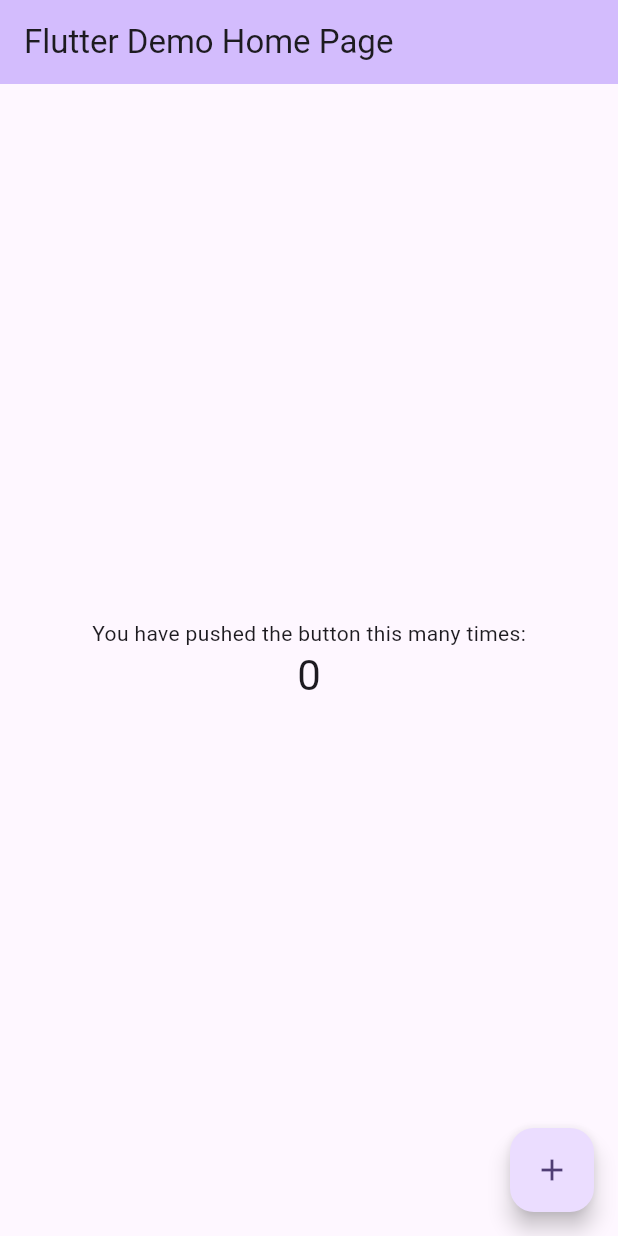
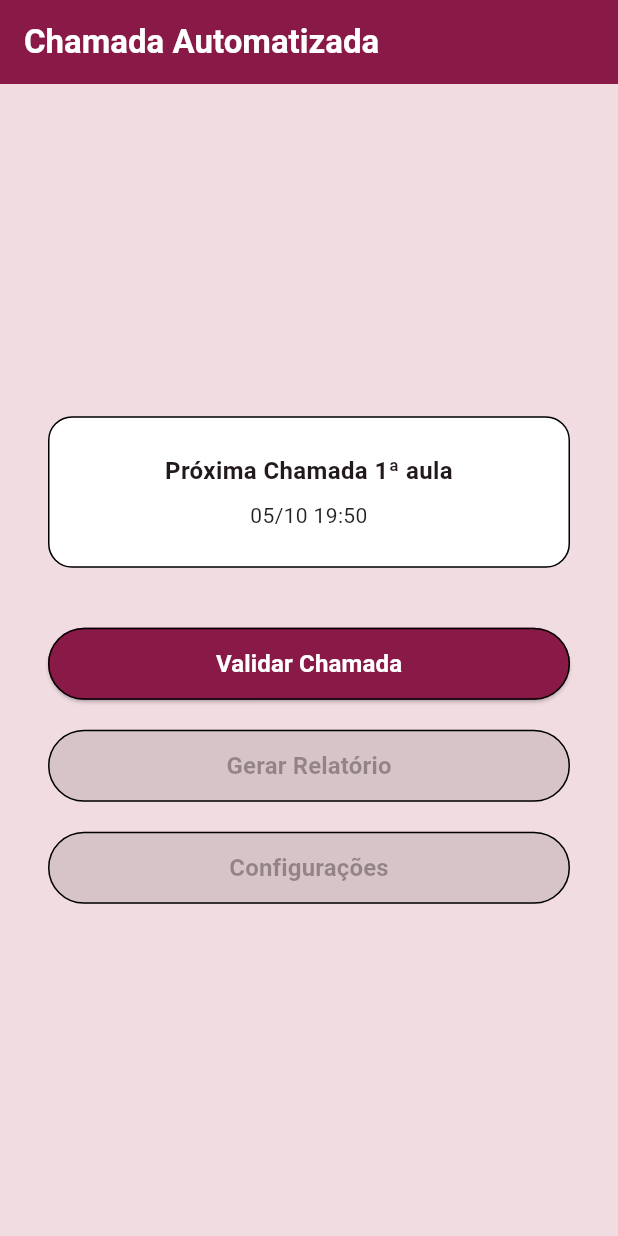
Before and after one commit to gabilbck/chamadaAutomatica, a Flutter app: the screen it shows after launch, on a phone screen of 412 x 824 dp. Run offline on Flutter 3.47's test engine with Material 3 defaults, Android fonts, the phone set to English and light mode, and no system bars.

Commit message:
funcionaldiades iniciais

```diff
--- a/chamada/lib/main.dart
+++ b/chamada/lib/main.dart
@@ -1,4 +1,5 @@
 import 'package:flutter/material.dart';
+import 'dart:async';
 
 void main() {
   runApp(const MyApp());
@@ -7,116 +8,319 @@ void main() {
 class MyApp extends StatelessWidget {
   const MyApp({super.key});
 
-  // This widget is the root of your application.
   @override
   Widget build(BuildContext context) {
     return MaterialApp(
-      title: 'Flutter Demo',
+      debugShowCheckedModeBanner: false,
+      title: 'Chamada Automatizada',
       theme: ThemeData(
-        // This is the theme of your application.
-        //
-        // TRY THIS: Try running your application with "flutter run". You'll see
-        // the application has a purple toolbar. Then, without quitting the app,
-        // try changing the seedColor in the colorScheme below to Colors.green
-        // and then invoke "hot reload" (save your changes or press the "hot
-        // reload" button in a Flutter-supported IDE, or press "r" if you used
-        // the command line to start the app).
-        //
-        // Notice that the counter didn't reset back to zero; the application
-        // state is not lost during the reload. To reset the state, use hot
-        // restart instead.
-        //
-        // This works for code too, not just values: Most code changes can be
-        // tested with just a hot reload.
-        colorScheme: ColorScheme.fromSeed(seedColor: Colors.deepPurple),
+        colorScheme: ColorScheme.fromSeed(seedColor: const Color(0xFF891946)),
+        useMaterial3: true,
       ),
-      home: const MyHomePage(title: 'Flutter Demo Home Page'),
+      home: const HomeScreen(),
     );
   }
 }
 
-class MyHomePage extends StatefulWidget {
-  const MyHomePage({super.key, required this.title});
-
-  // This widget is the home page of your application. It is stateful, meaning
-  // that it has a State object (defined below) that contains fields that affect
-  // how it looks.
-
-  // This class is the configuration for the state. It holds the values (in this
-  // case the title) provided by the parent (in this case the App widget) and
-  // used by the build method of the State. Fields in a Widget subclass are
-  // always marked "final".
-
-  final String title;
+class HomeScreen extends StatefulWidget {
+  const HomeScreen({super.key});
 
   @override
-  State<MyHomePage> createState() => _MyHomePageState();
+  State<HomeScreen> createState() => _HomeScreenState();
 }
 
-class _MyHomePageState extends State<MyHomePage> {
-  int _counter = 0;
+class _HomeScreenState extends State<HomeScreen> {
+  DateTime? proximaChamada;
+  int numeroAula = 0;
 
-  void _incrementCounter() {
+  // Simulações de status de localização
+  bool localizacaoAtiva = true;
+  bool localizacaoCorreta = true;
+
+  @override
+  void initState() {
+    super.initState();
+    _calcularProximaChamada();
+  }
+
+  void _calcularProximaChamada() {
+    final agora = DateTime.now();
+
+    final List<TimeOfDay> horariosChamadas = [
+      const TimeOfDay(hour: 19, minute: 50),
+      const TimeOfDay(hour: 20, minute: 40),
+      const TimeOfDay(hour: 21, minute: 40),
+      const TimeOfDay(hour: 22, minute: 30),
+    ];
+
+    DateTime? proxima;
+    int? aula;
+
+    for (int i = 0; i < horariosChamadas.length; i++) {
+      final h = horariosChamadas[i];
+      final chamadaHoje = DateTime(
+        agora.year,
+        agora.month,
+        agora.day,
+        h.hour,
+        h.minute,
+      );
+
+      if (agora.isBefore(chamadaHoje)) {
+        proxima = chamadaHoje;
+        aula = i + 1;
+        break;
+      }
+    }
+
+    if (proxima == null) {
+      final h = horariosChamadas.first;
+      proxima = DateTime(
+        agora.year,
+        agora.month,
+        agora.day + 1,
+        h.hour,
+        h.minute,
+      );
+      aula = 1;
+    }
+
     setState(() {
-      // This call to setState tells the Flutter framework that something has
-      // changed in this State, which causes it to rerun the build method below
-      // so that the display can reflect the updated values. If we changed
-      // _counter without calling setState(), then the build method would not be
-      // called again, and so nothing would appear to happen.
-      _counter++;
+      proximaChamada = proxima;
+      numeroAula = aula!;
     });
+  }
+
+  void _validarChamada() {
+    final agora = DateTime.now();
+    final diferenca = agora.difference(proximaChamada!).inMinutes;
+
+    // Verificações em ordem
+    if (agora.isBefore(proximaChamada!)) {
+      _mostrarDialogo(
+        titulo: 'Chamada NÃO validada!',
+        mensagem:
+            'Não é possível validar a chamada ainda, aguarde até o próximo horário.',
+      );
+    } else if (!localizacaoAtiva) {
+      _mostrarDialogo(
+        titulo: 'Chamada NÃO validada!',
+        mensagem:
+            'Sua localização não está ativada. Ative-a nas configurações do app para validar a chamada!',
+        justificavel: true,
+      );
+    } else if (!localizacaoCorreta) {
+      _mostrarDialogo(
+        titulo: 'Chamada NÃO validada!',
+        mensagem:
+            'Sua localização atual não corresponde à localização da sala de aula para validar sua presença.',
+        justificavel: true,
+      );
+    } else if (diferenca > 1) {
+      _mostrarDialogo(
+        titulo: 'Chamada NÃO validada!',
+        mensagem:
+            'Sua validação ultrapassou o 1 minuto limite. Não é possível validar após o tempo limite.',
+        justificavel: true,
+      );
+    } else {
+      _mostrarDialogo(
+        titulo: 'Chamada Validada!',
+        mensagem: 'Chamada ${numeroAula}ª aula registrada com sucesso!',
+        sucesso: true,
+      );
+      _calcularProximaChamada();
+    }
+  }
+
+  void _mostrarDialogo({
+    required String titulo,
+    required String mensagem,
+    bool sucesso = false,
+    bool justificavel = false,
+  }) {
+    showDialog(
+      context: context,
+      builder: (context) => Dialog(
+        backgroundColor: Colors.white,
+        shape: RoundedRectangleBorder(
+          borderRadius: BorderRadius.circular(16),
+          side: const BorderSide(color: Colors.black),
+        ),
+        child: Padding(
+          padding: const EdgeInsets.all(20),
+          child: Column(
+            mainAxisSize: MainAxisSize.min,
+            children: [
+              Align(
+                alignment: Alignment.topLeft,
+                child: GestureDetector(
+                  onTap: () => Navigator.pop(context),
+                  child: const Text(
+                    'X',
+                    style: TextStyle(fontSize: 18, fontWeight: FontWeight.bold),
+                  ),
+                ),
+              ),
+              const SizedBox(height: 8),
+              Text(
+                titulo,
+                style: TextStyle(
+                  color: sucesso ? Colors.green : const Color(0xFF891946),
+                  fontWeight: FontWeight.bold,
+                  fontSize: 18,
+                ),
+                textAlign: TextAlign.center,
+              ),
+              const SizedBox(height: 8),
+              Text(
+                mensagem,
+                textAlign: TextAlign.center,
+                style: const TextStyle(fontSize: 15),
+              ),
+              const SizedBox(height: 20),
+              if (justificavel) ...[
+                const Text(
+                  'Deseja justificar no relatório?',
+                  style: TextStyle(
+                    color: Color(0xFF891946),
+                    fontWeight: FontWeight.bold,
+                  ),
+                ),
+                const SizedBox(height: 10),
+                SizedBox(
+                  width: 120,
+                  child: ElevatedButton(
+                    style: ElevatedButton.styleFrom(
+                      backgroundColor: const Color(0xFF891946),
+                      foregroundColor: Colors.white,
+                      shape: RoundedRectangleBorder(
+                        borderRadius: BorderRadius.circular(24),
+                      ),
+                    ),
+                    onPressed: () => Navigator.pop(context),
+                    child: const Text('Justificar'),
+                  ),
+                ),
+              ],
+            ],
+          ),
+        ),
+      ),
+    );
   }
 
   @override
   Widget build(BuildContext context) {
-    // This method is rerun every time setState is called, for instance as done
-    // by the _incrementCounter method above.
-    //
-    // The Flutter framework has been optimized to make rerunning build methods
-    // fast, so that you can just rebuild anything that needs updating rather
-    // than having to individually change instances of widgets.
+    const Color corPrincipal = Color(0xFF891946);
+    const Color fundoSuave = Color(0xFFF0DCE1);
+
+    String dataFormatada = proximaChamada != null
+        ? '${proximaChamada!.day.toString().padLeft(2, '0')}/'
+              '${proximaChamada!.month.toString().padLeft(2, '0')} '
+              '${proximaChamada!.hour.toString().padLeft(2, '0')}:'
+              '${proximaChamada!.minute.toString().padLeft(2, '0')}'
+        : '--/-- --:--';
+
     return Scaffold(
+      backgroundColor: fundoSuave,
       appBar: AppBar(
-        // TRY THIS: Try changing the color here to a specific color (to
-        // Colors.amber, perhaps?) and trigger a hot reload to see the AppBar
-        // change color while the other colors stay the same.
-        backgroundColor: Theme.of(context).colorScheme.inversePrimary,
-        // Here we take the value from the MyHomePage object that was created by
-        // the App.build method, and use it to set our appbar title.
-        title: Text(widget.title),
+        backgroundColor: corPrincipal,
+        title: const Text(
+          'Chamada Automatizada',
+          style: TextStyle(color: Colors.white, fontWeight: FontWeight.bold),
+        ),
       ),
       body: Center(
-        // Center is a layout widget. It takes a single child and positions it
-        // in the middle of the parent.
-        child: Column(
-          // Column is also a layout widget. It takes a list of children and
-          // arranges them vertically. By default, it sizes itself to fit its
-          // children horizontally, and tries to be as tall as its parent.
-          //
-          // Column has various properties to control how it sizes itself and
-          // how it positions its children. Here we use mainAxisAlignment to
-          // center the children vertically; the main axis here is the vertical
-          // axis because Columns are vertical (the cross axis would be
-          // horizontal).
-          //
-          // TRY THIS: Invoke "debug painting" (choose the "Toggle Debug Paint"
-          // action in the IDE, or press "p" in the console), to see the
-          // wireframe for each widget.
-          mainAxisAlignment: MainAxisAlignment.center,
-          children: <Widget>[
-            const Text('You have pushed the button this many times:'),
-            Text(
-              '$_counter',
-              style: Theme.of(context).textTheme.headlineMedium,
-            ),
-          ],
+        child: Padding(
+          padding: const EdgeInsets.symmetric(horizontal: 32.0),
+          child: Column(
+            mainAxisAlignment: MainAxisAlignment.center,
+            children: [
+              // QUADRO PRINCIPAL
+              SizedBox(
+                width: double.infinity,
+                child: Container(
+                  decoration: BoxDecoration(
+                    color: Colors.white,
+                    borderRadius: BorderRadius.circular(16),
+                    border: Border.all(color: Colors.black, width: 1),
+                  ),
+                  padding: const EdgeInsets.symmetric(
+                    vertical: 24,
+                    horizontal: 16,
+                  ),
+                  child: Column(
+                    children: [
+                      Text(
+                        'Próxima Chamada ${numeroAula}ª aula',
+                        style: const TextStyle(
+                          fontWeight: FontWeight.bold,
+                          fontSize: 16,
+                        ),
+                        textAlign: TextAlign.center,
+                      ),
+                      const SizedBox(height: 8),
+                      Text(
+                        dataFormatada,
+                        style: const TextStyle(
+                          fontSize: 14,
+                          color: Colors.black87,
+                        ),
+                        textAlign: TextAlign.center,
+                      ),
+                    ],
+                  ),
+                ),
+              ),
+              const SizedBox(height: 40),
+              _BotaoPrincipal(
+                texto: 'Validar Chamada',
+                cor: corPrincipal,
+                onPressed: _validarChamada,
+              ),
+              const SizedBox(height: 20),
+              _BotaoPrincipal(texto: 'Gerar Relatório', cor: corPrincipal),
+              const SizedBox(height: 20),
+              _BotaoPrincipal(texto: 'Configurações', cor: corPrincipal),
+            ],
+          ),
         ),
       ),
-      floatingActionButton: FloatingActionButton(
-        onPressed: _incrementCounter,
-        tooltip: 'Increment',
-        child: const Icon(Icons.add),
-      ), // This trailing comma makes auto-formatting nicer for build methods.
     );
   }
 }
+
+class _BotaoPrincipal extends StatelessWidget {
+  final String texto;
+  final Color cor;
+  final VoidCallback? onPressed;
+  const _BotaoPrincipal({
+    required this.texto,
+    required this.cor,
+    this.onPressed,
+  });
+
+  @override
+  Widget build(BuildContext context) {
+    return SizedBox(
+      width: double.infinity,
+      height: 48,
+      child: ElevatedButton(
+        style: ElevatedButton.styleFrom(
+          backgroundColor: cor,
+          foregroundColor: Colors.white,
+          shape: RoundedRectangleBorder(
+            borderRadius: BorderRadius.circular(24),
+            side: const BorderSide(color: Colors.black, width: 1),
+          ),
+        ),
+        onPressed: onPressed,
+        child: Text(
+          texto,
+          style: const TextStyle(fontWeight: FontWeight.bold, fontSize: 16),
+        ),
+      ),
+    );
+  }
+}
--- a/chamada/pubspec.yaml
+++ b/chamada/pubspec.yaml
@@ -34,6 +34,8 @@ dependencies:
   # The following adds the Cupertino Icons font to your application.
   # Use with the CupertinoIcons class for iOS style icons.
   cupertino_icons: ^1.0.8
+  intl: ^0.20.2
+  geolocator: ^14.0.2
 
 dev_dependencies:
   flutter_test:
```
Also changed, not shown: chamada/pubspec.lock, 3 other files.
